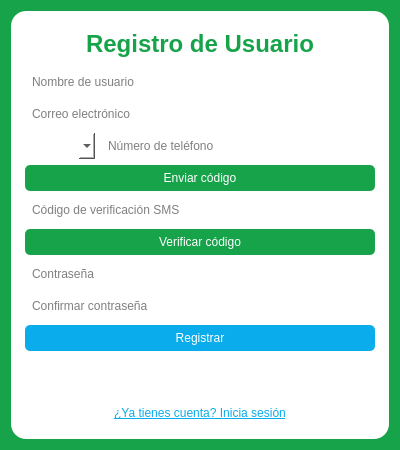
The window that Login/ui_register.ui (decinx1/Sistema-hidrop-nico-Monitoreado) describes before a commit, drawn with Qt 5.
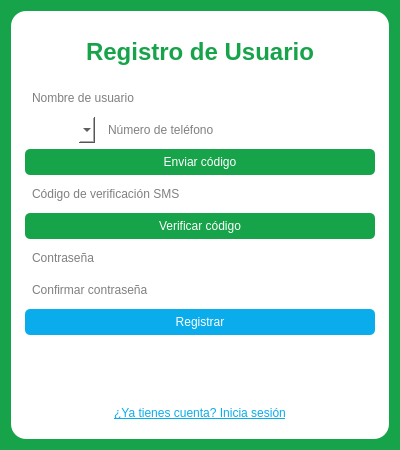
The same window after the commit.

Commit message: Se quito el correo electronico

The edit to the form file:
```diff
--- a/Login/ui_register.ui
+++ b/Login/ui_register.ui
@@ -40,13 +40,6 @@
         </property>
        </widget>
       </item>
-      <item>
-       <widget class="QLineEdit" name="lineEdit_correo">
-        <property name="placeholderText">
-         <string>Correo electrónico</string>
-        </property>
-       </widget>
-      </item>
       <item>
        <layout class="QHBoxLayout" name="horizontalLayoutTelefono">
         <item>
```
The commit also changes 6 other files.
